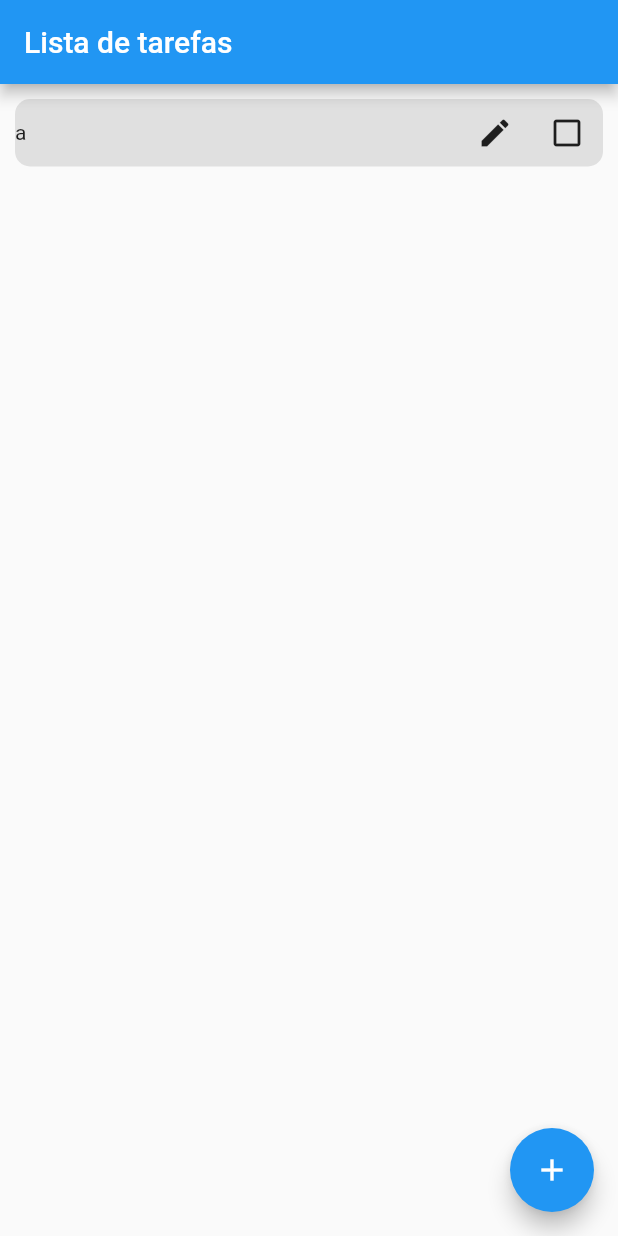
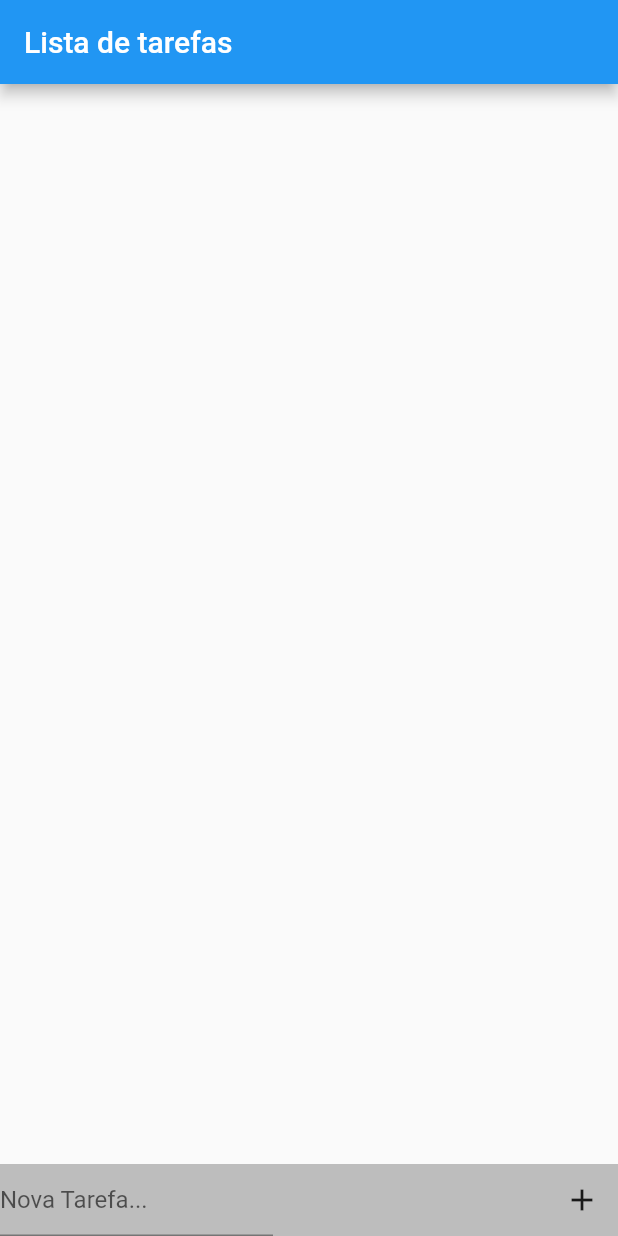
Before and after one commit to Micaelbga/aprendizado-flutter, a Flutter app: the screen it shows after launch, after a tap on the "add" icon, on a phone screen of 412 x 824 dp. Run offline on Flutter 3.47's test engine with Material 2 defaults, Android fonts, the phone set to English and light mode, and no system bars.

Commit message:
third update

```diff
--- a/02/todo_list/lib/main.dart
+++ b/02/todo_list/lib/main.dart
@@ -28,6 +28,36 @@ class HomePage extends StatefulWidget {
 class _HomePageState extends State<HomePage> {
   final List<Item> itemList = <Item>[];
   final TextEditingController inputText = TextEditingController();
+  var isEdit = false;
+  var itemIndex;
+  late FocusNode myFocusNode;
+
+  void initState() {
+    super.initState();
+    myFocusNode = FocusNode();
+  }
+
+  void dispose() {
+    myFocusNode.dispose();
+    super.dispose();
+  }
+
+  void save() {
+    setState(() {
+      if (inputText.text == "") return;
+      if (isEdit == true) {
+        itemList[itemIndex].title = inputText.text;
+        inputText.text = "";
+        isEdit = false;
+        FocusManager.instance.primaryFocus?.unfocus();
+        return;
+      }
+      itemList.add(Item(inputText.text));
+      inputText.text = "";
+      FocusManager.instance.primaryFocus?.unfocus();
+    });
+  }
+
   @override
   Widget build(BuildContext context) {
     return Scaffold(
@@ -35,14 +65,13 @@ class _HomePageState extends State<HomePage> {
           title: Text("Lista de tarefas"),
         ),
         body: ListView.builder(
-        padding: const EdgeInsets.all(10),
           itemCount: itemList.length,
           itemBuilder: (BuildContext context, int index) {
             return Container(
               decoration: BoxDecoration(
                   color: Colors.grey[300],
-              borderRadius: BorderRadius.circular(10)
-            ),
+                  borderRadius: BorderRadius.circular(10)),
+              margin: const EdgeInsets.all(5),
               height: 45,
               child: Row(
                 children: [
@@ -52,35 +81,42 @@ class _HomePageState extends State<HomePage> {
                     icon: Icon(Icons.edit),
                     onPressed: () {
                       setState(() {
-                      itemList[index].title = 'teste';
-                      TextField(
-                        controller: inputText,
-                        focusNode: FocusNode(),
-                      );
+                        isEdit = true;
+                        itemIndex = index;
+                        myFocusNode.requestFocus();
                       });
                     },
                   ),
                   IconButton(
-                  icon: itemList[index].check ? Icon(Icons.check_box_rounded, color: Colors.green) : Icon(Icons.check_box_outline_blank_outlined),
+                      icon: itemList[index].check
+                          ? Icon(Icons.check_box_rounded, color: Colors.green)
+                          : Icon(Icons.check_box_outline_blank_outlined),
                       onPressed: () {
                         setState(() {
                           itemList[index].check = !itemList[index].check;
                         });
-                  }
-                )
+                      })
                 ],
-            )
+              ),
             );
           },
         ),
-      floatingActionButton: FloatingActionButton(
-        onPressed: () {
-          setState(() {
-            itemList.add(new Item('a'));
-          });
-        },
-        child: const Icon(Icons.add),
+        bottomNavigationBar: Container(
+          padding: MediaQuery.of(context).viewInsets,
+          color: Colors.grey[400],
+          child: Row(
+            children: [
+              Flexible(
+                child: TextFormField(
+                  focusNode: myFocusNode,
+                  controller: inputText,
+                  decoration: InputDecoration(hintText: 'Nova Tarefa...'),
                 ),
-    );
+              ),
+              Spacer(),
+              IconButton(icon: Icon(Icons.add), onPressed: save),
+            ],
+          ),
+        ));
   }
 }
```
Also changed, not shown: 1 other file. Lines whose indentation alone changed are shown as unchanged.
